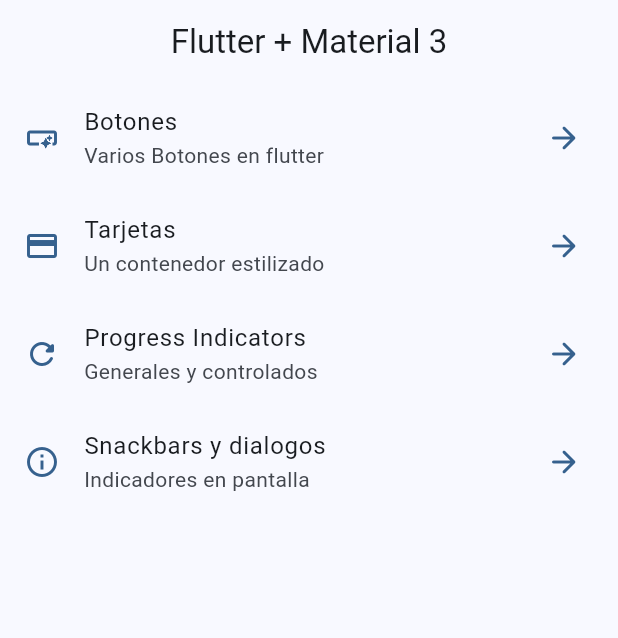
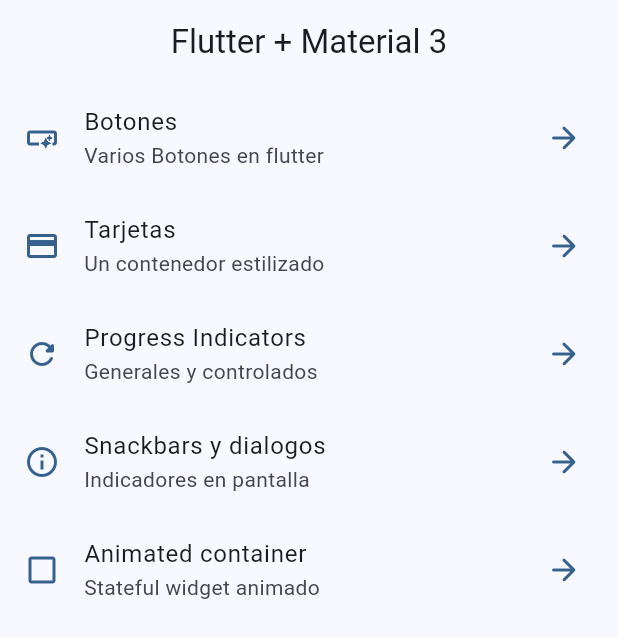
Before and after one commit to oscar1098/flutter_wigets_app, a Flutter app: the screen it shows after launch, on a phone screen of 412 x 824 dp. Shown: the top 638 px of the screen. Run offline on Flutter 3.47's test engine with Material 2 defaults, Android fonts, the phone set to English and light mode, and no system bars; our stand-ins replace go_router.

Commit message:
animated container terminado

```diff
--- a/lib/config/menu/menu_item.dart
+++ b/lib/config/menu/menu_item.dart
@@ -22,22 +22,32 @@ const appMenuItems = <MenuItem> [
     link: '/buttons',
     icon: Icons.smart_button_outlined
   ),
+
   MenuItem(
     title: 'Tarjetas',
     subtitle: 'Un contenedor estilizado',
     link: '/cards',
     icon: Icons.credit_card
   ),
+
   MenuItem(
     title: 'Progress Indicators',
     subtitle: 'Generales y controlados',
     link: '/progress',
     icon: Icons.refresh_rounded
   ),
+
   MenuItem(
     title: 'Snackbars y dialogos',
     subtitle: 'Indicadores en pantalla',
     link: '/sanckbars',
     icon: Icons.info_outline
   ),
+
+  MenuItem(
+    title: 'Animated container',
+    subtitle: 'Stateful widget animado',
+    link: '/animated',
+    icon: Icons.check_box_outline_blank_outlined
+  ),
 ];
--- a/lib/config/router/app_router.dart
+++ b/lib/config/router/app_router.dart
@@ -32,5 +32,11 @@ final appRouter = GoRouter(
       name: SnackbarScreen.name,
       builder: (context, state) => const SnackbarScreen(),
     ),
+
+    GoRoute(
+      path: '/animated',
+      name: AnimatedScreen.name,
+      builder: (context, state) => const AnimatedScreen(),
+    ),
   ],
 );
```
Also changed, not shown: lib/presentation/screens/animated/animated_screen.dart (+59 -2 lines).
